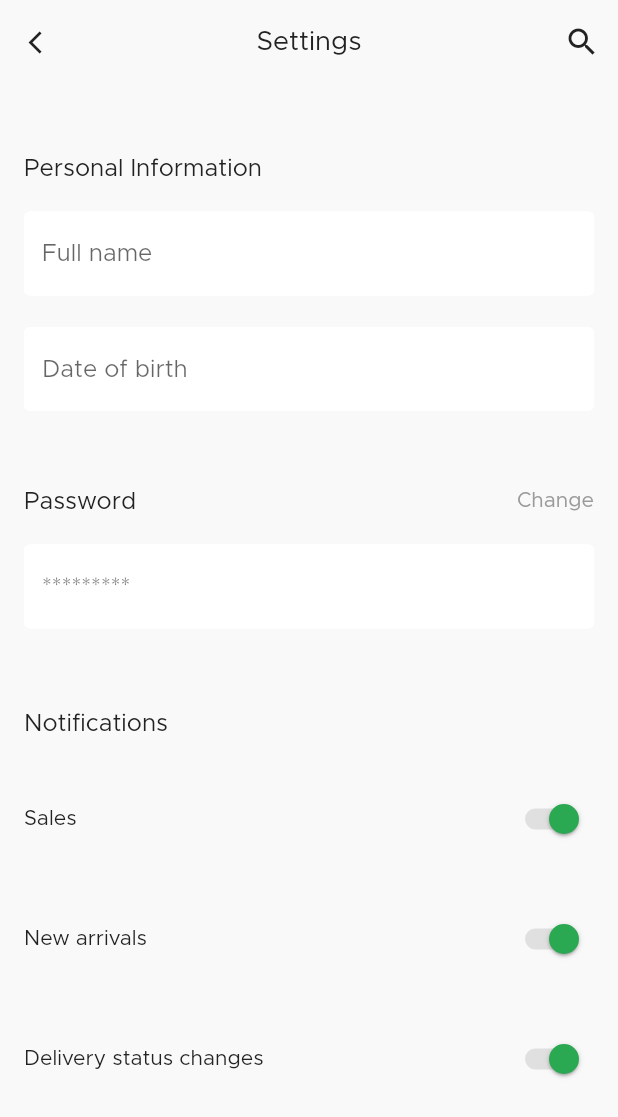
After one commit to salsabilelshiekh2022/E-commerce_application, a Flutter app: the SettingView screen opened by its route, on a phone screen of 412 x 824 dp. The commit adds this screen. Shown: the top 1117 px of the screen. Run offline on Flutter 3.47's test engine with Material 2 defaults, Android fonts, the phone set to English and light mode, and no system bars; our stand-ins replace bloc, dio, equatable, flutter_bloc, flutter_rating_bar, flutter_svg and 3 more; missing offline and left inert: flutter_margin_widget; accounts and stored records are empty; network calls fail.

Commit message:
finish setting ui

```diff
--- a/lib/core/router/router.dart
+++ b/lib/core/router/router.dart
@@ -2,6 +2,7 @@ import 'package:ecommerce/views/forget_password/view.dart';
 import 'package:ecommerce/views/login/view.dart';
 import 'package:ecommerce/views/product/view.dart';
 import 'package:ecommerce/views/register/view.dart';
+import 'package:ecommerce/views/setting/view.dart';
 import 'package:flutter/cupertino.dart';
 
 import '../../views/nav_bar/view.dart';
@@ -33,6 +34,10 @@ Route<dynamic> onGenerate(RouteSettings settings) {
               ),
           settings: settings);
 
+    case AppRoutes.settingPageRoute:
+      return CupertinoPageRoute(
+          builder: (_) => const SettingView(), settings: settings);
+
     default:
       return CupertinoPageRoute(
           builder: (_) => const RegisterView(), settings: settings);
--- a/lib/core/router/routes.dart
+++ b/lib/core/router/routes.dart
@@ -5,4 +5,5 @@ class AppRoutes {
   static const String homePageRoute = '/home';
   static const String navBarRoute = '/navBar';
   static const String productPageRoute = '/product';
+  static const String settingPageRoute = '/setting';
 }
--- a/lib/views/profile/view.dart
+++ b/lib/views/profile/view.dart
@@ -2,6 +2,7 @@ import 'package:ecommerce/constants.dart';
 import 'package:ecommerce/widgets/app_text.dart';
 import 'package:flutter/material.dart';
 
+import '../../core/router/routes.dart';
 import '../../widgets/profile_section.dart';
 
 class ProfileView extends StatelessWidget {
@@ -91,9 +92,13 @@ class ProfileView extends StatelessWidget {
                   title: 'My reviews',
                   subTitle: 'Reviews for 4 items',
                 ),
-                const ProfileSection(
+                ProfileSection(
                   title: 'Settings',
                   subTitle: 'Notifications, password',
+                  onTap: () {
+                    navigatorKey.currentState!
+                        .pushNamed(AppRoutes.settingPageRoute);
+                  },
                 ),
               ],
             )),
--- /dev/null
+++ b/lib/views/setting/view.dart
@@ -0,0 +1,148 @@
+import 'package:ecommerce/constants.dart';
+import 'package:ecommerce/widgets/app_text_form_field.dart';
+import 'package:flutter/material.dart';
+
+import '../../core/validator/validator.dart';
+import '../../widgets/app_text.dart';
+import '../../widgets/switch_button.dart';
+
+class SettingView extends StatelessWidget {
+  const SettingView({super.key});
+
+  @override
+  Widget build(BuildContext context) {
+    return Scaffold(
+      appBar: AppBar(
+          title: const AppText(
+            text: 'Settings',
+            fontSize: 18,
+          ),
+          leading: IconButton(
+            icon: const Icon(
+              Icons.arrow_back_ios,
+              size: 18,
+            ),
+            onPressed: () {
+              Navigator.pop(context);
+            },
+          ),
+          centerTitle: true,
+          actions: [
+            IconButton(
+              onPressed: () {},
+              icon: const Icon(Icons.search),
+            ),
+          ]),
+      body: SafeArea(
+        child: SingleChildScrollView(
+          child: Padding(
+            padding: const EdgeInsets.all(16),
+            child: Column(
+              crossAxisAlignment: CrossAxisAlignment.start,
+              children: [
+                const SizedBox(
+                  height: 32,
+                ),
+                const AppText(
+                  text: 'Personal Information',
+                  fontSize: 16,
+                  color: black,
+                ),
+                const SizedBox(
+                  height: 21,
+                ),
+                AppTextFormField(
+                  validator: (value) {
+                    return Validator.validateName(value);
+                  },
+                  hintText: 'Full name',
+                ),
+                const SizedBox(
+                  height: 21,
+                ),
+                AppTextFormField(
+                  validator: (value) {},
+                  hintText: 'Date of birth',
+                ),
+                const SizedBox(
+                  height: 52,
+                ),
+                const Row(
+                  mainAxisAlignment: MainAxisAlignment.spaceBetween,
+                  children: [
+                    AppText(
+                      text: 'Password',
+                      fontSize: 16,
+                      color: black,
+                    ),
+                    AppText(
+                      text: 'Change',
+                      fontSize: 14,
+                      color: grey,
+                    )
+                  ],
+                ),
+                const SizedBox(
+                  height: 21,
+                ),
+                AppTextFormField(
+                  hintText: '*********',
+                  validator: (value) {
+                    return Validator.validatePassword(value);
+                  },
+                ),
+                const SizedBox(
+                  height: 55,
+                ),
+                const AppText(
+                  text: 'Notifications',
+                  fontSize: 16,
+                  color: black,
+                ),
+                const SizedBox(
+                  height: 32,
+                ),
+                const Row(
+                  mainAxisAlignment: MainAxisAlignment.spaceBetween,
+                  children: [
+                    AppText(
+                      text: 'Sales',
+                      fontSize: 14,
+                    ),
+                    SwitchButton(),
+                  ],
+                ),
+                const SizedBox(
+                  height: 32,
+                ),
+                const Row(
+                  mainAxisAlignment: MainAxisAlignment.spaceBetween,
+                  children: [
+                    AppText(
+                      text: 'New arrivals',
+                      fontSize: 14,
+                    ),
+                    SwitchButton(),
+                  ],
+                ),
+                const SizedBox(
+                  height: 32,
+                ),
+                const Row(
+                  mainAxisAlignment: MainAxisAlignment.spaceBetween,
+                  children: [
+                    AppText(
+                      text: 'Delivery status changes',
+                      fontSize: 14,
+                    ),
+                    SwitchButton(),
+                  ],
+                )
+              ],
+            ),
+          ),
+        ),
+      ),
+    );
+  }
+}
--- a/lib/widgets/profile_section.dart
+++ b/lib/widgets/profile_section.dart
@@ -5,15 +5,16 @@ import 'app_text.dart';
 
 class ProfileSection extends StatelessWidget {
   const ProfileSection(
-      {super.key, required this.title, required this.subTitle});
+      {super.key, required this.title, required this.subTitle, this.onTap});
   final String title;
   final String subTitle;
+  final void Function()? onTap;
 
   @override
   Widget build(BuildContext context) {
     final width = getWidth(context);
     return GestureDetector(
-      onTap: () {},
+      onTap: onTap,
       child: SizedBox(
         height: 72,
         width: width,
--- /dev/null
+++ b/lib/widgets/switch_button.dart
@@ -0,0 +1,65 @@
+import 'package:flutter/material.dart';
+
+import '../constants.dart';
+
+class SwitchButton extends StatefulWidget {
+  const SwitchButton({super.key});
+
+  @override
+  State<SwitchButton> createState() => _SwitchButtonState();
+}
+
+class _SwitchButtonState extends State<SwitchButton> {
+  bool light = true;
+
+  @override
+  Widget build(BuildContext context) {
+    final MaterialStateProperty<Color?> trackColor =
+        MaterialStateProperty.all(Colors.grey[300]);
+    final MaterialStateProperty<Color?> overlayColor =
+        MaterialStateProperty.resolveWith<Color?>(
+      (Set<MaterialState> states) {
+        // Material color when switch is selected.
+        if (states.contains(MaterialState.selected)) {
+          return success;
+        }
+        // Material color when switch is disabled.
+        if (states.contains(MaterialState.disabled)) {
+          return grey;
+        }
+        // Otherwise return null to set default material color
+        // for remaining states such as when the switch is
+        // hovered, or focused.
+        return null;
+      },
+    );
+
+    return Switch(
+      value: light,
+      overlayColor: overlayColor,
+      trackColor: trackColor,
+      thumbColor: MaterialStateProperty.resolveWith<Color?>(
+        (Set<MaterialState> states) {
+          // Material color when switch is selected.
+          if (states.contains(MaterialState.selected)) {
+            return success;
+          }
+          // Material color when switch is disabled.
+          if (states.contains(MaterialState.disabled)) {
+            return white;
+          }
+          // Otherwise return null to set default material color
+          // for remaining states such as when the switch is
+          // hovered, or focused.
+          return null;
+        },
+      ),
+      onChanged: (bool value) {
+        // This is called when the user toggles the switch.
+        setState(() {
+          light = value;
+        });
+      },
+    );
+  }
+}
```
